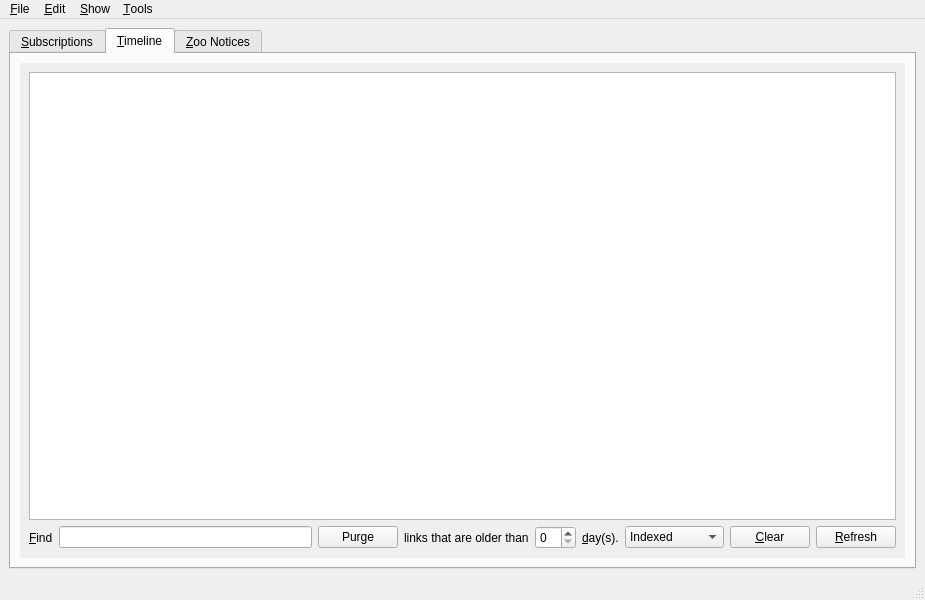
textbrowser/spot-on, file branches/trunk/UI/spot-on-rss.ui: the form before one commit.
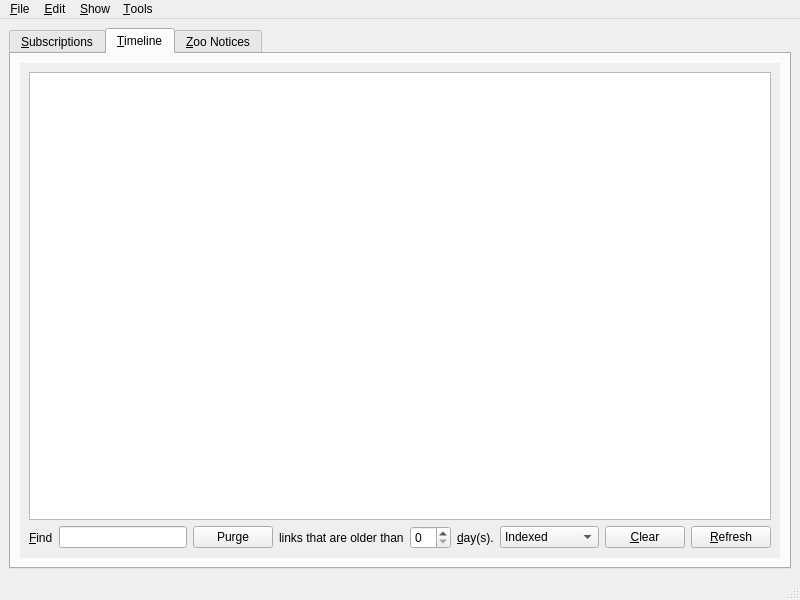
The form after the commit. The open tabs and pages were chosen to show the change. Icons and pictures are not drawn. Custom widgets are drawn as their Qt base class.

What changed in the file:
```diff
--- a/branches/trunk/UI/spot-on-rss.ui
+++ b/branches/trunk/UI/spot-on-rss.ui
@@ -6,7 +6,7 @@
    <rect>
     <x>0</x>
     <y>0</y>
-    <width>925</width>
+    <width>800</width>
     <height>600</height>
    </rect>
   </property>
@@ -437,8 +437,8 @@
             <rect>
              <x>0</x>
              <y>0</y>
-             <width>885</width>
-             <height>477</height>
+             <width>779</width>
+             <height>151</height>
             </rect>
            </property>
            <layout class="QVBoxLayout" name="verticalLayout_6">
@@ -628,8 +628,8 @@
     <rect>
      <x>0</x>
      <y>0</y>
-     <width>925</width>
-     <height>26</height>
+     <width>800</width>
+     <height>31</height>
     </rect>
    </property>
    <widget class="QMenu" name="menu_File">
```
